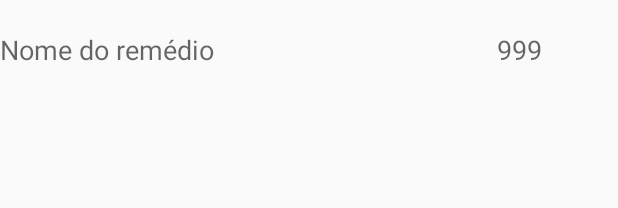
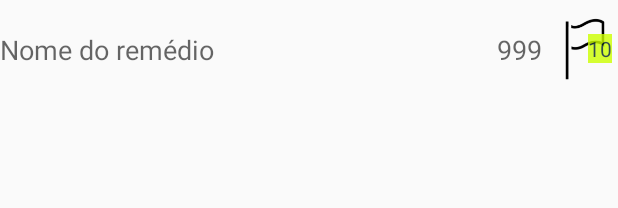
Before and after one commit to frapsMatheus/Chegou-Sus-, an Android app: the layout cell_remedio.xml on its own in the app's theme, with its tools: preview values and no code run, on a phone screen of 412 x 824 dp. Shown: the top 208 px of the screen. Run offline under Robolectric (Android 15) with nearby library versions, the phone set to English and light mode, and no system bars.

Commit message:
TabBar added. Notification icon added. Map now on fragment

```diff
--- a/App cidadao/Cade,Sus/app/src/debug/res/values/google_maps_api.xml
+++ b/App cidadao/Cade,Sus/app/src/debug/res/values/google_maps_api.xml
@@ -15,5 +15,5 @@
     Once you have your key (it starts with "AIza"), replace the "google_maps_key"
     string in this file.
     -->
-    <string name="google_maps_key" templateMergeStrategy="preserve" translatable="false">AIzaSyDMZ6DhRZMXpcDLInNeifjSCz7UzMgc5gc</string>
+    <string name="google_maps_key" templateMergeStrategy="preserve" translatable="false">AIzaSyCVNge-JZXK8wsDER8bhycM-E6JiDZBr14</string>
 </resources>
--- a/App cidadao/Cade,Sus/app/src/main/res/layout/cell_remedio.xml
+++ b/App cidadao/Cade,Sus/app/src/main/res/layout/cell_remedio.xml
@@ -20,9 +20,32 @@
         android:id="@+id/cell_remedio_quantidade"
         android:gravity="center" />
 
-    <ImageView
+    <RelativeLayout
         android:layout_width="44dp"
-        android:layout_height="44dp"
-        android:id="@+id/cell_remedio_notificacao"
-        android:layout_weight="0" />
+        android:layout_height="44dp">
+
+        <ImageView
+            android:layout_width="44dp"
+            android:layout_height="44dp"
+            android:id="@+id/cell_remedio_notificacao"
+            android:layout_weight="0"
+            android:src="@drawable/notification_empty" />
+
+        <TextView
+            android:layout_width="wrap_content"
+            android:layout_height="wrap_content"
+            android:textAppearance="?android:attr/textAppearanceSmall"
+            android:text="10"
+            android:id="@+id/cell_remedio_notification_counter"
+            android:background="@color/colorAccent"
+            android:textColor="@color/colorText"
+            android:layout_alignParentBottom="false"
+            android:layout_alignParentRight="true"
+            android:layout_alignParentTop="true"
+            android:layout_marginRight="4dp"
+            android:layout_marginTop="12dp"
+            android:alpha="0.8"
+            android:visibility="visible" />
+    </RelativeLayout>
+
 </LinearLayout>
--- a/App cidadao/Cade,Sus/app/src/main/res/values/colors.xml
+++ b/App cidadao/Cade,Sus/app/src/main/res/values/colors.xml
@@ -1,6 +1,7 @@
 <?xml version="1.0" encoding="utf-8"?>
 <resources>
-    <color name="colorPrimary">#3F51B5</color>
-    <color name="colorPrimaryDark">#303F9F</color>
-    <color name="colorAccent">#FF4081</color>
+    <color name="colorPrimary">#00ccff</color>
+    <color name="colorPrimaryDark">#00bceb</color>
+    <color name="colorAccent">#ccff00</color>
+    <color name="colorText">#001f27</color>
 </resources>
--- a/App cidadao/Cade,Sus/app/src/main/res/values/styles.xml
+++ b/App cidadao/Cade,Sus/app/src/main/res/values/styles.xml
@@ -1,7 +1,7 @@
 <resources>
 
     <!-- Base application theme. -->
-    <style name="AppTheme" parent="Theme.AppCompat.Light.DarkActionBar">
+    <style name="AppTheme" parent="Theme.AppCompat.Light.NoActionBar">
         <!-- Customize your theme here. -->
         <item name="colorPrimary">@color/colorPrimary</item>
         <item name="colorPrimaryDark">@color/colorPrimaryDark</item>
```
Also changed, not shown: App cidadao/Cade,Sus/app/build.gradle (+9 -1 lines), App cidadao/Cade,Sus/app/src/main/AndroidManifest.xml (+20 -1 lines), App cidadao/Cade,Sus/app/src/main/java/cadesus/co/cadesus/Main/MainActivity.java (added, +49 -0 lines), App cidadao/Cade,Sus/app/src/main/java/cadesus/co/cadesus/Main/MainPagerAdapter.java (added, +49 -0 lines), App cidadao/Cade,Sus/app/src/main/java/cadesus/co/cadesus/MapsActivity.java (deleted, +0 -59 lines), App cidadao/Cade,Sus/app/src/main/java/cadesus/co/cadesus/MapsFragment.java (added, +99 -0 lines), App cidadao/Cade,Sus/app/src/main/java/cadesus/co/cadesus/MeusRemedios.java (added, +20 -0 lines), App cidadao/Cade,Sus/app/src/main/res/layout/activity_main.xml (added, +26 -0 lines), App cidadao/Cade,Sus/app/src/main/res/layout/activity_maps.xml (+2 -6 lines), App cidadao/Cade,Sus/app/src/main/res/layout/fragment_recyclerview.xml (+14 -3 lines), App cidadao/Cade,Sus/app/src/main/res/layout/tool_bar.xml (added, +8 -0 lines), App cidadao/Cade,Sus/app/src/main/res/drawable/notification_empty.png (added), App cidadao/Cade,Sus/app/src/main/res/drawable/notification_full.png (added).
